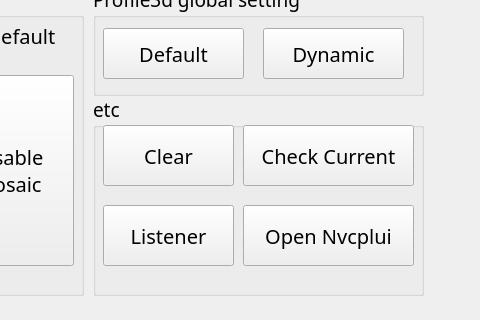
Before: the Qt Designer form test.ui in thissak/QtMosaic, drawn with Qt 5; both pictures show x 497 to 977 and y 125 to 445 of the 977 by 770 pixel window.
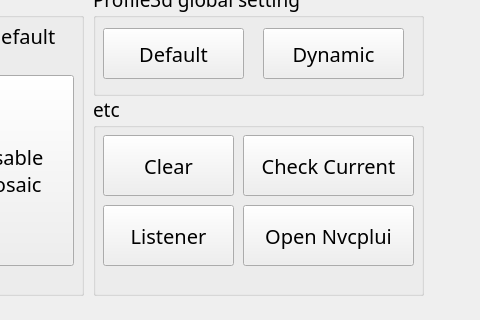
After: the same form once the commit is applied. Icons and pictures are not drawn.

```diff
--- a/test.ui
+++ b/test.ui
@@ -469,7 +469,7 @@
     <property name="geometry">
      <rect>
       <x>10</x>
-      <y>30</y>
+      <y>40</y>
       <width>131</width>
       <height>61</height>
      </rect>
@@ -522,7 +522,7 @@
     <property name="geometry">
      <rect>
       <x>150</x>
-      <y>30</y>
+      <y>40</y>
       <width>171</width>
       <height>61</height>
      </rect>
```
Left out of the diff: 18 changed lines with no effect on the pictures.
